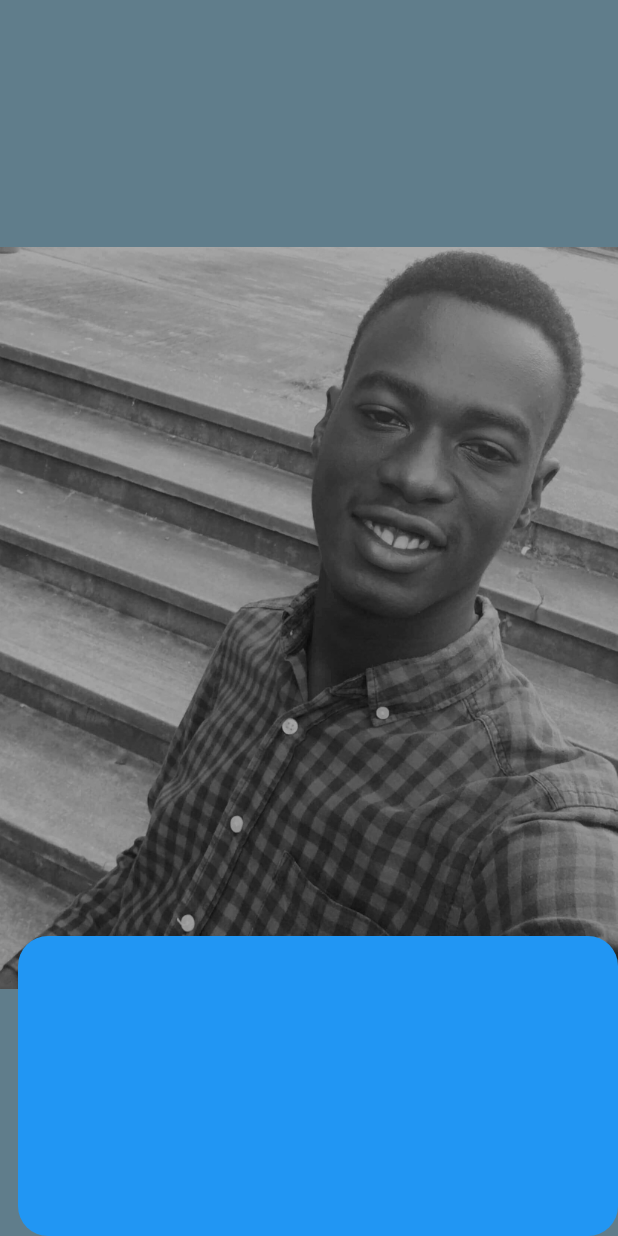
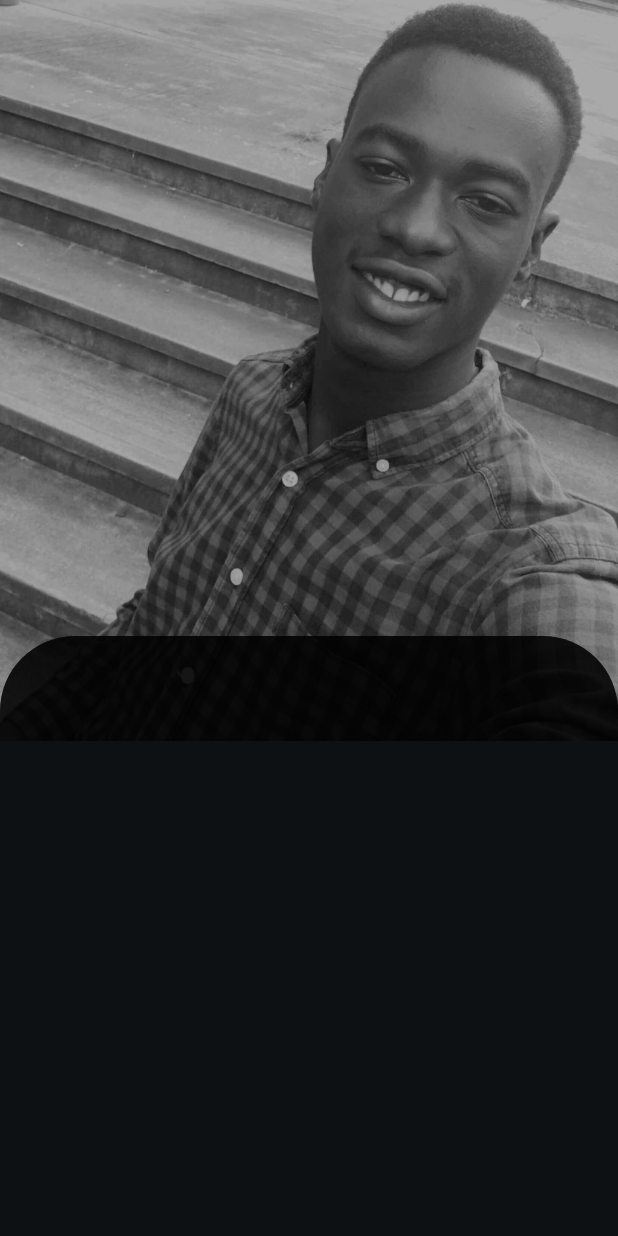
Before and after one commit to Emmanuel-Etukudo/portfolio_app, a Flutter app: the screen it shows after launch, on a phone screen of 412 x 824 dp. Run offline on Flutter 3.47's test engine with Material 2 defaults, Android fonts, the phone set to English and light mode, and no system bars.

Commit message:
fixed image position and container radius

```diff
--- a/lib/main.dart
+++ b/lib/main.dart
@@ -15,9 +15,11 @@ class PortfolioApp extends StatelessWidget {
               fit: StackFit.loose,
               children: [
                 Container(
-                  height: MediaQuery.of(context).copyWith().size.height / 1,
-                  width: MediaQuery.of(context).copyWith().size.height / 2,
+                  height: MediaQuery.of(context).copyWith().size.height,
+                  width: MediaQuery.of(context).copyWith().size.width,
                   decoration: BoxDecoration(color: Colors.blueGrey),
+                ),
+                Container(
                   child: Image(
                     image: AssetImage('assets/profileimage.jpg'),
                   ),
@@ -26,11 +28,14 @@ class PortfolioApp extends StatelessWidget {
                   bottom: 0,
                   right: 0,
                   child: Container(
-                    height: 200,
-                    width: 400,
+                    height: 400,
+                    width: MediaQuery.of(context).copyWith().size.width,
                     decoration: BoxDecoration(
-                        borderRadius: BorderRadius.all(Radius.circular(20)),
-                        color: Colors.blue),
+                        borderRadius: BorderRadius.only(
+                          topLeft: Radius.circular(50.0),
+                          topRight: Radius.circular(50.0)
+                        ),
+                        color: Colors.black87),
                   ),
                 ),
               ],
```
